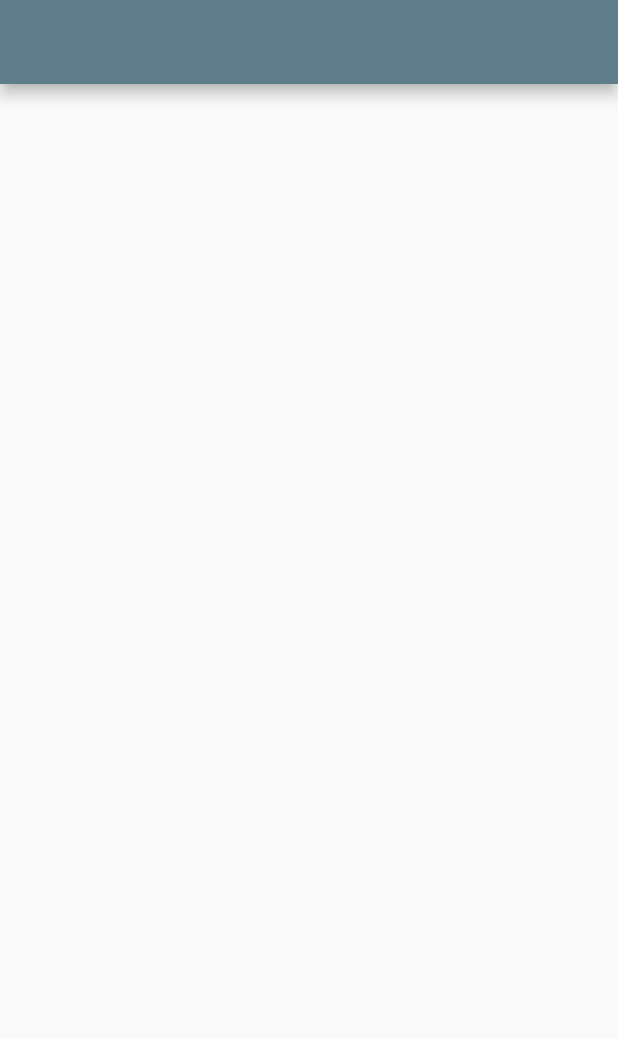
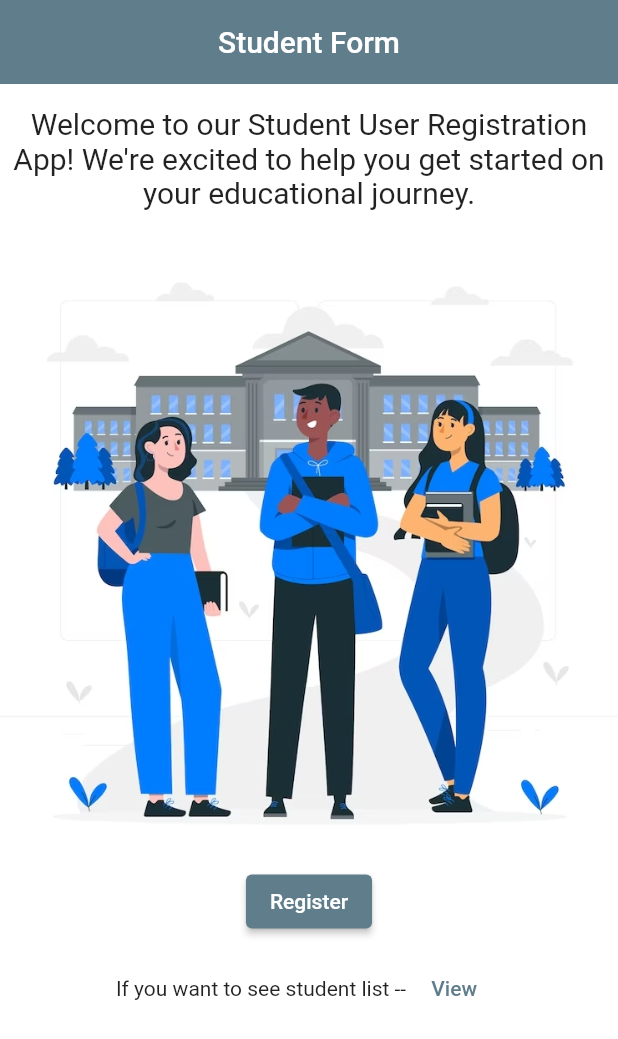
Before and after one commit to SaiWinMaung/Student-List-Form-with-Flutter-Hive, a Flutter app: the screen it shows after launch, on a phone screen of 412 x 824 dp. Shown: the top 1039 px of the screen. Run offline on Flutter 3.47's test engine with Material 2 defaults, Android fonts, the light colour scheme and no system bars; our stand-ins replace get, hive, hive_flutter; accounts and stored records are empty.

Commit message:
Add existing project to repo

```diff
--- /dev/null
+++ b/lib/Database/box.dart
@@ -0,0 +1,3 @@
+import 'package:hive_flutter/hive_flutter.dart';
+
+late Box studentBox;
--- /dev/null
+++ b/lib/Database/student.dart
@@ -0,0 +1,32 @@
+import 'package:hive/hive.dart';
+
+part 'student.g.dart';
+
+@HiveType(typeId: 1)
+class Student {
+  Student({
+    required this.name,
+    required this.age,
+    required this.email,
+    required this.password,
+    required this.address,
+    required this.major,
+  });
+  @HiveField(0)
+  String? name;
+
+  @HiveField(1)
+  int? age;
+
+  @HiveField(2)
+  String? email;
+
+  @HiveField(3)
+  String? password;
+
+  @HiveField(4)
+  String? address;
+
+  @HiveField(5)
+  String? major;
+}
--- a/lib/Pages/homepage.dart
+++ b/lib/Pages/homepage.dart
@@ -1,4 +1,7 @@
 import 'package:flutter/material.dart';
+import 'package:get/get.dart';
+import 'package:studentlistformwithflutterhive/Pages/registerpage.dart';
+import 'package:studentlistformwithflutterhive/Pages/studentlist.dart';
 
 class HomePage extends StatefulWidget {
   const HomePage({super.key});
@@ -12,7 +15,50 @@ class _HomePageState extends State<HomePage> {
   Widget build(BuildContext context) {
     return Scaffold(
       appBar: AppBar(
-        title: Text(''),
+        title: Center(child: Text('Student Form')),
+        elevation: 0,
+      ),
+      body: Container(
+        color: Colors.white,
+        child: Column(
+          children: [
+            Padding(
+              padding: const EdgeInsets.symmetric(horizontal: 5, vertical: 15),
+              child: Text(
+                'Welcome to our Student User Registration App! We\'re excited to help you get started on your educational journey.',
+                style: TextStyle(fontSize: 20),
+                textAlign: TextAlign.center,
+              ),
+            ),
+            Image.asset(
+              'lib/Images/college-students-concept-illustration_114360-13745.jpg',
+            ),
+            SizedBox(
+              height: 10,
+            ),
+            ElevatedButton(
+              onPressed: () {
+                Get.to(RegisterPage());
+              },
+              child: Text('Register'),
+            ),
+            SizedBox(
+              height: 10,
+            ),
+            Row(
+              mainAxisAlignment: MainAxisAlignment.center,
+              children: [
+                Text('If you want to see student list --'),
+                TextButton(
+                  onPressed: () {
+                    Get.to(StudentList());
+                  },
+                  child: Text('View'),
+                ),
+              ],
+            ),
+          ],
+        ),
       ),
     );
   }
--- a/lib/main.dart
+++ b/lib/main.dart
@@ -1,15 +1,26 @@
+// ignore_for_file: unused_local_variable
+
 import 'package:flutter/material.dart';
+import 'package:get/route_manager.dart';
+
+import 'package:hive_flutter/hive_flutter.dart';
+import 'package:studentlistformwithflutterhive/Database/box.dart';
+import 'package:studentlistformwithflutterhive/Database/student.dart';
 import 'package:studentlistformwithflutterhive/Pages/homepage.dart';
 
-void main(){
+void main() async {
+  await Hive.initFlutter();
+  Hive.registerAdapter(StudentAdapter());
+  studentBox = await Hive.openBox<Student>('studentBox');
   runApp(MyApp());
 }
+
 class MyApp extends StatelessWidget {
   const MyApp({super.key});
 
   @override
   Widget build(BuildContext context) {
-    return MaterialApp(
+    return GetMaterialApp(
       home: HomePage(),
       debugShowCheckedModeBanner: false,
       theme: ThemeData(primarySwatch: Colors.blueGrey),
```
Also changed, not shown: lib/Pages/registerpage.dart (added, +202 -0 lines), lib/Pages/studentlist.dart (added, +186 -0 lines), pubspec.yaml (+7 -2 lines), lib/Database/student.g.dart (added), lib/Images/college-students-concept-illustration_114360-13745.jpg (added), pubspec.lock, 1 other file.
